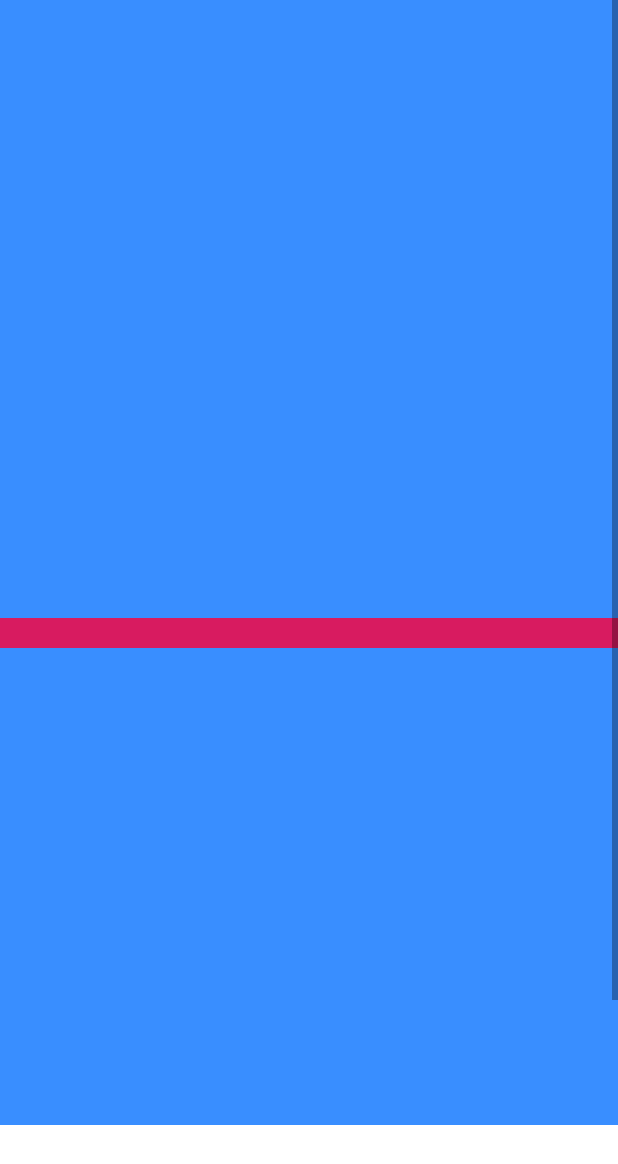
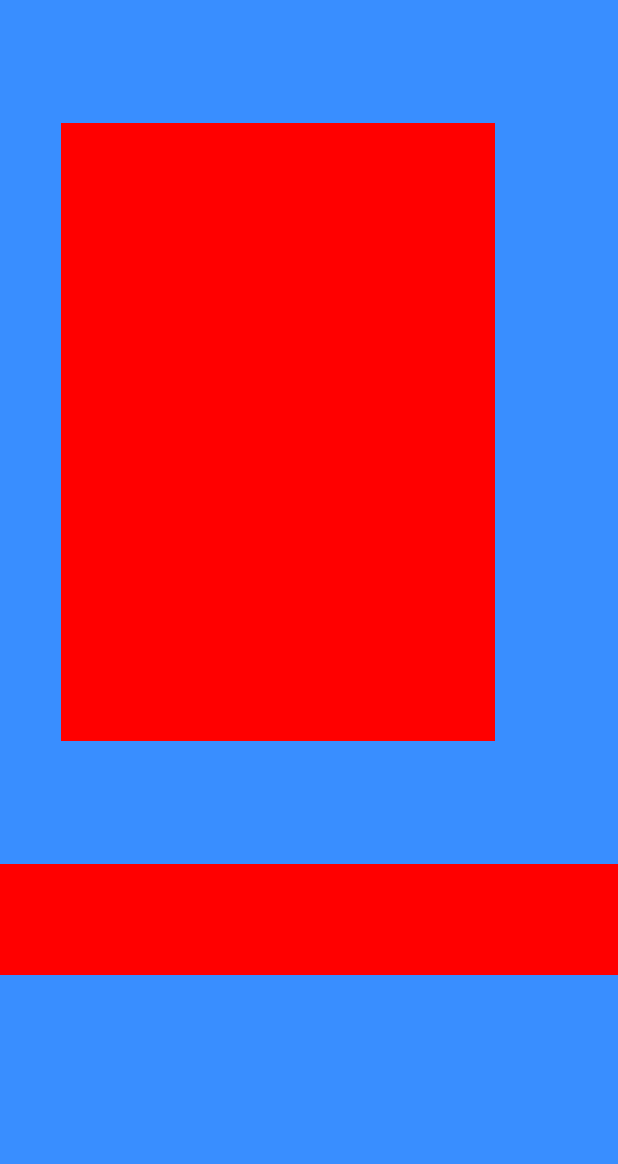
Before and after one commit to yinhaide/HDRocket, an Android app: the layout frag_splash.xml on its own in the app's theme, with its tools: preview values and no code run, on a phone screen of 412 x 824 dp. Shown: the top 1164 px of the screen. Run offline under Robolectric (Android 15) with nearby library versions, the light colour scheme and no system bars.

Commit message:
fix percentlayout

```diff
--- a/app/src/main/res/layout/frag_splash.xml
+++ b/app/src/main/res/layout/frag_splash.xml
@@ -1,5 +1,6 @@
 <?xml version="1.0" encoding="utf-8"?>
-<com.de.rocket.ue.layout.PercentRelativeLayout xmlns:android="http://schemas.android.com/apk/res/android"
+<com.de.rocket.ue.layout.PercentLinearLayout
+    xmlns:android="http://schemas.android.com/apk/res/android"
     android:layout_width="match_parent"
     android:layout_height="match_parent"
     xmlns:tools="http://schemas.android.com/tools"
@@ -8,9 +9,22 @@
     tools:ignore="MissingDefaultResource"
     android:background="@mipmap/splash">
 
+    <View
+        android:id="@+id/v_test"
+        android:layout_width="match_parent"
+        android:layout_height="wrap_content"
+        android:background="@color/rocket_cl_red"
+        app:layout_marginTopPercent="20%sw"
+        app:layout_marginStartPercent="10%sw"
+        app:layout_marginEndPercent="20%sw"
+        app:layout_heightPercent="100%sw"/>
+
     <!--下面演示有导航栏又可以滚动的页面布局，其中导航栏一直在底端-->
     <!--如果没有底部导航栏，可以直接以ScrollView作为父布局-->
-    <ScrollView
+    <!--<ScrollView
+        android:visibility="visible"
+        android:layout_marginTop="10dp"
+        android:layout_below="@+id/v_test"
         android:layout_above="@+id/v_bottom"
         android:background="@color/colorAccent"
         android:layout_width="match_parent"
@@ -26,6 +40,8 @@
                 android:layout_width="match_parent"
                 android:layout_height="wrap_content"
                 android:background="@color/rocket_cl_rocket"
+                app:layout_marginLeftPercent="10%sw"
+                app:layout_marginRightPercent="20%sw"
                 app:layout_heightPercent="100%sw"/>
 
             <View
@@ -38,14 +54,15 @@
 
         </com.de.rocket.ue.layout.PercentLinearLayout>
 
-    </ScrollView>
+    </ScrollView>-->
 
     <View
         android:id="@+id/v_bottom"
         android:layout_alignParentBottom="true"
         android:layout_width="match_parent"
         android:layout_height="wrap_content"
-        android:background="@color/rocket_cl_white"
+        android:background="@color/rocket_cl_red"
+        app:layout_marginTopPercent="10%sh"
         app:layout_heightPercent="18%sw"/>
 
-</com.de.rocket.ue.layout.PercentRelativeLayout>
+</com.de.rocket.ue.layout.PercentLinearLayout>
--- a/rocket/src/main/java/com/de/rocket/helper/PercentLayoutHelper.java
+++ b/rocket/src/main/java/com/de/rocket/helper/PercentLayoutHelper.java
@@ -3,7 +3,6 @@ package com.de.rocket.helper;
 import android.content.Context;
 import android.content.res.TypedArray;
 import android.support.annotation.NonNull;
-import android.support.v4.view.MarginLayoutParamsCompat;
 import android.support.v4.view.ViewCompat;
 import android.util.AttributeSet;
 import android.util.DisplayMetrics;
@@ -27,50 +26,35 @@ import java.util.regex.Pattern;
  */
 public class PercentLayoutHelper {
 
+    //默认的屏幕宽度(不给默认值的话用sh或者sw无法预览出来)
+    private static int SCREEN_WIDTH = 1080;
+    //默认的屏幕高度(不给默认值的话用sh或者sw无法预览出来)
+    private static int SCREEN_HEIGHT = 1920;
     //百分比正则表达式
     private static final String REGEX_PERCENT = "^(([0-9]+)([.]([0-9]+))?|([.]([0-9]+))?)%([s]?[wh]?)$";
     //父类布局
     private final ViewGroup mHost;
     //屏幕宽度(不给默认值的话用sh或者sw无法预览出来)
-    private static int mWidthScreen = 1080;
+    private static int mWidthScreen = SCREEN_WIDTH;
     //屏幕高度(不给默认值的话用sh或者sw无法预览出来)
-    private static int mHeightScreen = 1920;
+    private static int mHeightScreen = SCREEN_HEIGHT;
 
     public PercentLayoutHelper(ViewGroup host) {
         mHost = host;
-        getScreenSize();
-    }
-
-    /**
-     * 获取屏幕尺寸
-     */
-    private void getScreenSize() {
-        WindowManager wm = (WindowManager) mHost.getContext().getSystemService(Context.WINDOW_SERVICE);
-        DisplayMetrics outMetrics = new DisplayMetrics();
-        wm.getDefaultDisplay().getMetrics(outMetrics);
-        //add by haide.yin on 2019-11-28 start
-        int widthScreen = outMetrics.widthPixels;
-        int heightScreen = outMetrics.heightPixels;
-        //isInEditMode用户判断是否在编辑模式下，如果在真机运行环境下isInEditMode返回false
-        if(widthScreen > 0){
-            mWidthScreen = widthScreen;
+        if(!mHost.isInEditMode()){
+            WindowManager wm = (WindowManager) mHost.getContext().getSystemService(Context.WINDOW_SERVICE);
+            DisplayMetrics outMetrics = new DisplayMetrics();
+            wm.getDefaultDisplay().getMetrics(outMetrics);
+            mWidthScreen = outMetrics.widthPixels;
+            mHeightScreen = outMetrics.heightPixels;
         }
-        if(heightScreen > 0){
-            mHeightScreen = heightScreen;
-        }
-        //add by haide.yin on 2019-11-28 end
     }
 
     /**
      * 获取屏幕高度
      */
-    public static int getScreenHeight(Context context) {
-        WindowManager wm = (WindowManager) context.getSystemService(Context.WINDOW_SERVICE);
-        DisplayMetrics outMetrics = new DisplayMetrics();
-        wm.getDefaultDisplay().getMetrics(outMetrics);
-        //add by haide.yin on 2019-11-28 start
-        return outMetrics.heightPixels > 0 ? outMetrics.heightPixels : mHeightScreen;
-        //add by haide.yin on 2019-11-28 end
+    public int getScreenHeight() {
+        return mHeightScreen ;
     }
 
     /**
@@ -100,16 +84,8 @@ public class PercentLayoutHelper {
                     supportPadding(widthHint, heightHint, view, info);
                     supportMinOrMaxDimesion(widthHint, heightHint, view, info);
                     if (params instanceof ViewGroup.MarginLayoutParams) {
-                        info.fillMarginLayoutParams((ViewGroup.MarginLayoutParams) params, widthHint, heightHint);
-                        //add by haide -- start
-                        if(info.startMarginPercent != null){
-                            ((ViewGroup.MarginLayoutParams) params).setMarginStart(info.startMarginPercent.value);
-                            view.setLayoutParams(params);
-                        }
-                        if(info.endMarginPercent != null){
-                            ((ViewGroup.MarginLayoutParams) params).setMarginEnd(info.endMarginPercent.value);
-                            view.setLayoutParams(params);
-                        }
+                        //add by haide 新增view往下传 -- start
+                        info.fillMarginLayoutParams(view,(ViewGroup.MarginLayoutParams) params, widthHint, heightHint);
                         //add by haide -- end
                     } else {
                         info.fillLayoutParams(params, widthHint, heightHint);
@@ -541,20 +517,8 @@ public class PercentLayoutHelper {
             float percent = -1;
             //宽高模式
             BASEMODE basemode;
-            //add by haide -- start
-            //百分比对应的具体值
-            public int value;
-            //add by haide -- end
 
             PercentVal() {}
-
-            public int getValue() {
-                return value;
-            }
-
-            public void setValue(int value) {
-                this.value = value;
-            }
         }
 
         //宽高
@@ -606,15 +570,15 @@ public class PercentLayoutHelper {
         /**
          * 处理间距参数
          */
-        void fillMarginLayoutParams(ViewGroup.MarginLayoutParams params, int widthHint, int heightHint) {
+        void fillMarginLayoutParams(View childView,ViewGroup.MarginLayoutParams params, int widthHint, int heightHint) {
             fillLayoutParams(params, widthHint, heightHint);
             //缓存原始间距参数，在测量阶段之后就可以恢复
             mPreservedParams.leftMargin = params.leftMargin;
             mPreservedParams.topMargin = params.topMargin;
             mPreservedParams.rightMargin = params.rightMargin;
             mPreservedParams.bottomMargin = params.bottomMargin;
-            MarginLayoutParamsCompat.setMarginStart(mPreservedParams, MarginLayoutParamsCompat.getMarginStart(params));
-            MarginLayoutParamsCompat.setMarginEnd(mPreservedParams, MarginLayoutParamsCompat.getMarginEnd(params));
+            //MarginLayoutParamsCompat.setMarginStart(mPreservedParams, MarginLayoutParamsCompat.getMarginStart(params));
+            //MarginLayoutParamsCompat.setMarginEnd(mPreservedParams, MarginLayoutParamsCompat.getMarginEnd(params));
             if (leftMarginPercent != null) {
                 int base = getBaseByModeAndVal(widthHint, heightHint, leftMarginPercent.basemode);
                 params.leftMargin = (int) (base * leftMarginPercent.percent);
@@ -633,16 +597,18 @@ public class PercentLayoutHelper {
             }
             if (startMarginPercent != null) {
                 int base = getBaseByModeAndVal(widthHint, heightHint, startMarginPercent.basemode);
-                MarginLayoutParamsCompat.setMarginStart(params, (int) (base * startMarginPercent.percent));
-                //距离Start部分特殊处理  add by haide -- start
-                startMarginPercent.setValue((int) (base * startMarginPercent.percent));
+                //MarginLayoutParamsCompat.setMarginStart(params, (int) (base * startMarginPercent.percent));
+                //距离Start部分特殊处理，childView要从上个方法传 add by haide -- start
+                params.setMarginStart( (int) (base * startMarginPercent.percent));
+                childView.setLayoutParams(params);
                 //add by haide -- end
             }
             if (endMarginPercent != null) {
                 int base = getBaseByModeAndVal(widthHint, heightHint, endMarginPercent.basemode);
-                MarginLayoutParamsCompat.setMarginEnd(params, (int) (base * endMarginPercent.percent));
-                //距离End部分特殊处理 add by haide -- start
-                endMarginPercent.setValue((int) (base * endMarginPercent.percent));
+                //MarginLayoutParamsCompat.setMarginEnd(params, (int) (base * endMarginPercent.percent));
+                //距离End部分特殊处理，childView要从上个方法传 add by haide -- start
+                params.setMarginEnd( (int) (base * endMarginPercent.percent));
+                childView.setLayoutParams(params);
                 //add by haide -- end
             }
         }
@@ -656,8 +622,8 @@ public class PercentLayoutHelper {
             params.topMargin = mPreservedParams.topMargin;
             params.rightMargin = mPreservedParams.rightMargin;
             params.bottomMargin = mPreservedParams.bottomMargin;
-            MarginLayoutParamsCompat.setMarginStart(params, MarginLayoutParamsCompat.getMarginStart(mPreservedParams));
-            MarginLayoutParamsCompat.setMarginEnd(params, MarginLayoutParamsCompat.getMarginEnd(mPreservedParams));
+            //MarginLayoutParamsCompat.setMarginStart(params, MarginLayoutParamsCompat.getMarginStart(mPreservedParams));
+            //MarginLayoutParamsCompat.setMarginEnd(params, MarginLayoutParamsCompat.getMarginEnd(mPreservedParams));
         }
 
         /**
--- a/rocket/src/main/java/com/de/rocket/ue/layout/PercentLinearLayout.java
+++ b/rocket/src/main/java/com/de/rocket/ue/layout/PercentLinearLayout.java
@@ -51,7 +51,7 @@ public class PercentLinearLayout extends LinearLayout {
                 Activity act = (Activity) context;
                 baseHeight = act.findViewById(android.R.id.content).getMeasuredHeight();
             } else {
-                baseHeight = PercentLayoutHelper.getScreenHeight(getContext());
+                baseHeight = mHelper.getScreenHeight();
             }
             tmpHeightMeasureSpec = MeasureSpec.makeMeasureSpec(baseHeight, heightMode);
         }
```
